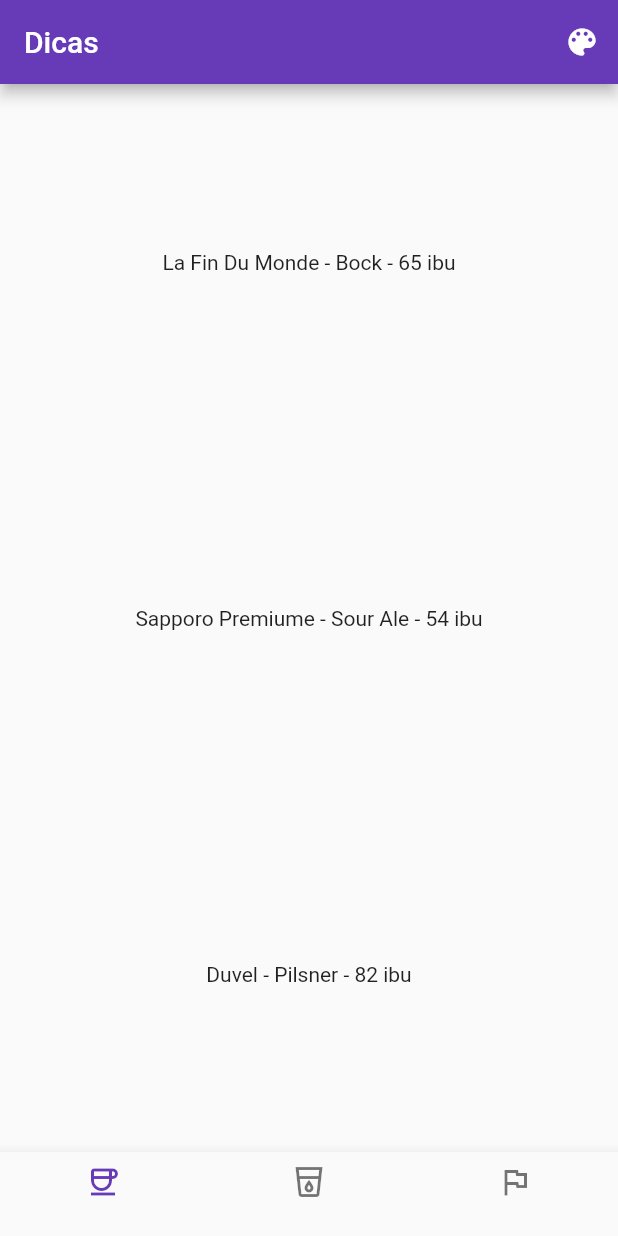
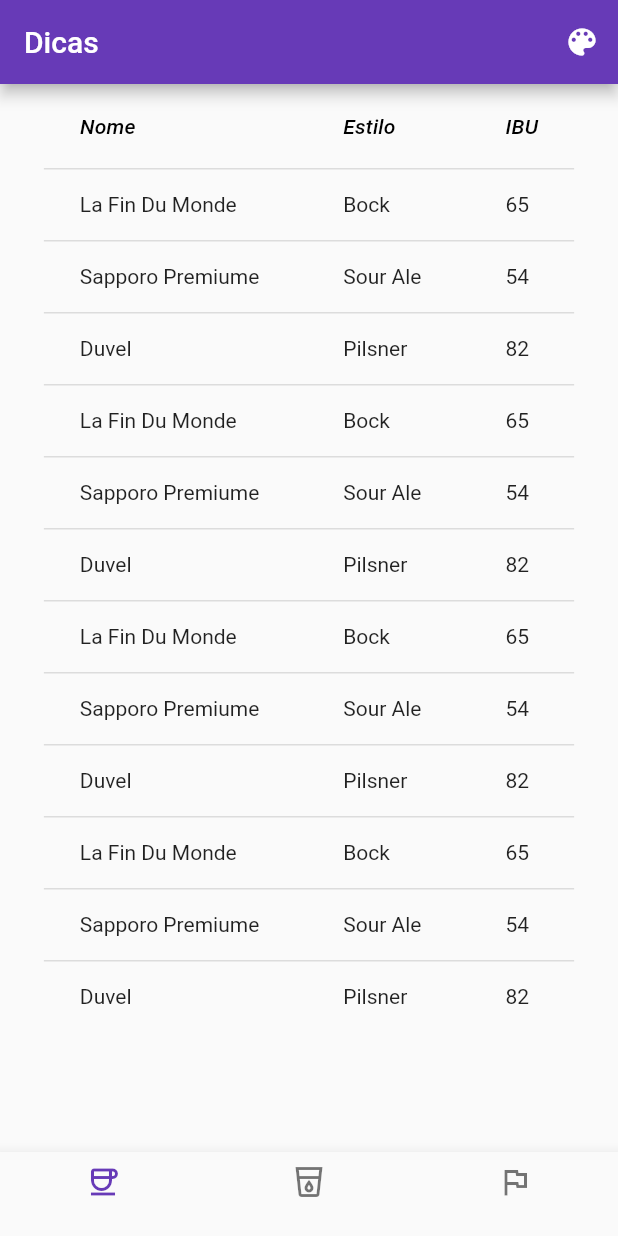
Before and after one commit to garciaRafa/receitaDart03, a Flutter app: the screen it shows after launch, on a phone screen of 412 x 824 dp. Run offline on Flutter 3.47's test engine with Material 2 defaults, Android fonts, the phone set to English and light mode, and no system bars.

Commit message:
Tabela deslizável verticalmente

```diff
--- a/lib/main.dart
+++ b/lib/main.dart
@@ -17,7 +17,6 @@
     {'name': 'Vermelho', 'color': Colors.red},
   ];
 
-
   @override
   Widget build(BuildContext context) {
     return MaterialApp(
@@ -25,11 +24,9 @@
       debugShowCheckedModeBanner: false,
       home: Scaffold(
         appBar: MyAppBar(),
-        body: DataBodyWidget(objects: [
-          "La Fin Du Monde - Bock - 65 ibu",
-          "Sapporo Premiume - Sour Ale - 54 ibu",
-          "Duvel - Pilsner - 82 ibu"
-        ]),
+        body: SingleChildScrollView(
+          child: DataBodyWidget(objects: dataObjects),
+        ),
         bottomNavigationBar: NewNavBar(
           icons: [
             Icons.coffee_outlined,
@@ -43,7 +40,6 @@
 }
 
 class MyAppBar extends AppBar {
-
   MyAppBar()
       : super(
           title: const Text("Dicas"),
@@ -74,7 +70,6 @@
         );
 }
 
-
 class NewNavBar extends StatelessWidget {
   final List<IconData> icons;
   NewNavBar({required this.icons});
@@ -97,23 +92,96 @@
   }
 }
 
+var dataObjects = [
+  {
+    "name": "La Fin Du Monde",
+    "style": "Bock",
+    "ibu": "65"
+  },
+  {
+    "name": "Sapporo Premiume",
+    "style": "Sour Ale",
+    "ibu": "54"
+  },
+  {
+    "name": "Duvel",
+    "style": "Pilsner",
+    "ibu": "82"
+  },
+  {
+    "name": "La Fin Du Monde",
+    "style": "Bock",
+    "ibu": "65"
+  },
+  {
+    "name": "Sapporo Premiume",
+    "style": "Sour Ale",
+    "ibu": "54"
+  },
+  {
+    "name": "Duvel",
+    "style": "Pilsner",
+    "ibu": "82"
+  },
+  {
+    "name": "La Fin Du Monde",
+    "style": "Bock",
+    "ibu": "65"
+  },
+  {
+    "name": "Sapporo Premiume",
+    "style": "Sour Ale",
+    "ibu": "54"
+  },
+  {
+    "name": "Duvel",
+    "style": "Pilsner",
+    "ibu": "82"
+  },
+  {
+    "name": "La Fin Du Monde",
+    "style": "Bock",
+    "ibu": "65"
+  },
+  {
+    "name": "Sapporo Premiume",
+    "style": "Sour Ale",
+    "ibu": "54"
+  },
+  {
+    "name": "Duvel",
+    "style": "Pilsner",
+    "ibu": "82"
+  }
+];
+
 class DataBodyWidget extends StatelessWidget {
-  List<String> objects;
 
-  DataBodyWidget({this.objects = const []});
-  Expanded processarUmElemento(String obj) {
-    return Expanded(
-      child: Center(child: Text(obj)),
-    );
-  }
+  List objects;
+  DataBodyWidget( {this.objects = const [] });
 
   @override
   Widget build(BuildContext context) {
-    return Column(
-        children: objects
-            .map((obj) => Expanded(
-                  child: Center(child: Text(obj)),
-                ))
-            .toList());
+
+    var columnNames = ["Nome","Estilo","IBU"],
+      propertyNames = ["name", "style", "ibu"];
+    return Center(
+      child: DataTable(
+        columns: columnNames.map(
+            (name) => DataColumn(
+              label: Expanded(
+                  child: Text(name, style: TextStyle(fontStyle: FontStyle.italic))
+              )
+            )
+        ).toList(),
+        rows: objects.map(
+          (obj) => DataRow(
+              cells: propertyNames.map(
+                (propName) => DataCell(Text(obj[propName]))
+              ).toList()
+            )
+          ).toList()
+      ),
+    );
   }
 }
```
